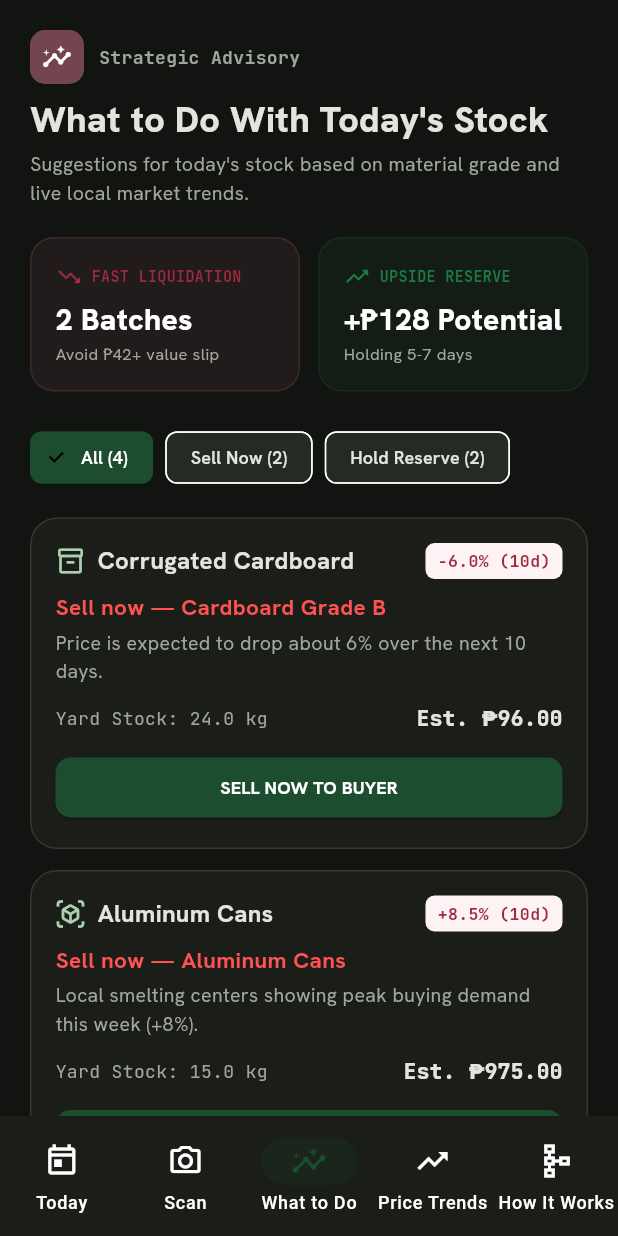
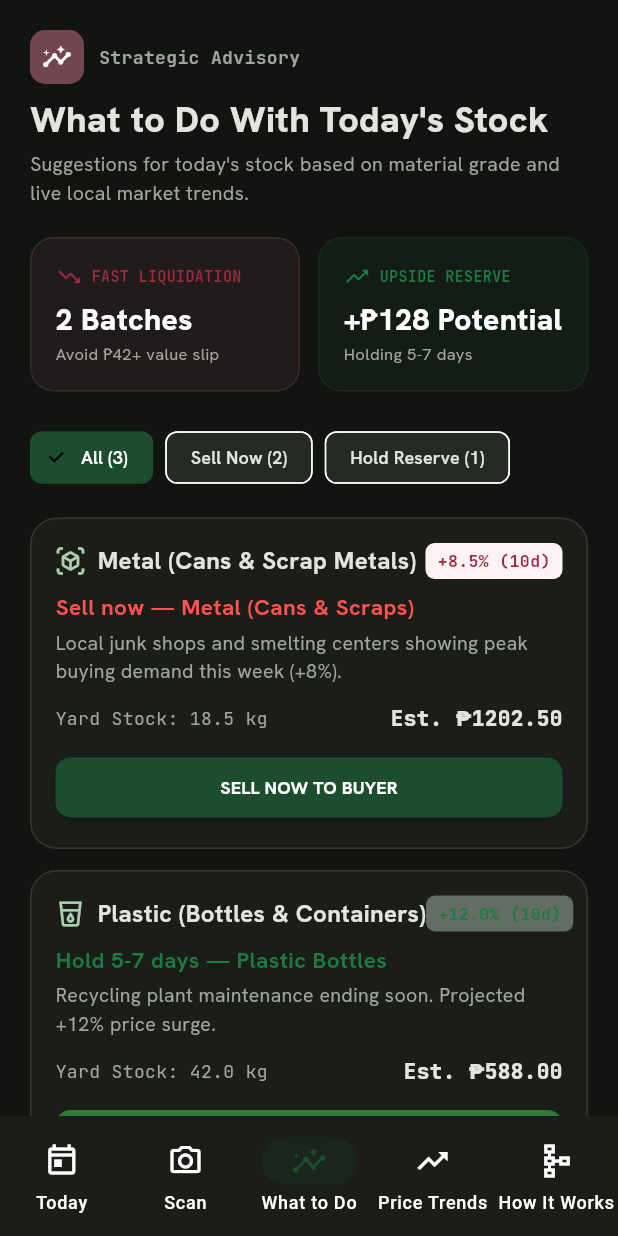
Before and after one commit to RyBoTz/Kalakal-Vision, a Flutter app: the screen it shows after launch, after a tap on the "dark mode" icon, after a tap on "READY TO SELL", on a phone screen of 412 x 824 dp. Run offline on Flutter 3.47's test engine with Material 3 defaults, Android fonts, the phone set to English and light mode, and no system bars; our stand-ins replace google_fonts, image_picker.

Commit message:
feat: streamline detection UI and models to Plastic, Paper, and Metal (cans/scraps)

```diff
--- a/lib/models/scrap_item.dart
+++ b/lib/models/scrap_item.dart
@@ -1,39 +1,29 @@
 enum MaterialCategory {
-  plasticPet,
-  aluminumCans,
-  corrugatedCardboard,
-  scrapCopper,
-  scrapIron,
+  plastic,
+  paper,
+  metal,
 }
 
 extension MaterialCategoryExtension on MaterialCategory {
   String get displayName {
     switch (this) {
-      case MaterialCategory.plasticPet:
-        return 'Plastic PET Bottles';
-      case MaterialCategory.aluminumCans:
-        return 'Aluminum Cans';
-      case MaterialCategory.corrugatedCardboard:
-        return 'Corrugated Cardboard';
-      case MaterialCategory.scrapCopper:
-        return 'Scrap Copper Wire';
-      case MaterialCategory.scrapIron:
-        return 'Scrap Iron / Metal';
+      case MaterialCategory.plastic:
+        return 'Plastic (Bottles & Containers)';
+      case MaterialCategory.paper:
+        return 'Paper & Cardboard';
+      case MaterialCategory.metal:
+        return 'Metal (Cans & Scrap Metals)';
     }
   }
 
   String get shortCode {
     switch (this) {
-      case MaterialCategory.plasticPet:
-        return 'PET';
-      case MaterialCategory.aluminumCans:
-        return 'ALU';
-      case MaterialCategory.corrugatedCardboard:
-        return 'CBD';
-      case MaterialCategory.scrapCopper:
-        return 'COP';
-      case MaterialCategory.scrapIron:
-        return 'IRN';
+      case MaterialCategory.plastic:
+        return 'PLASTIC';
+      case MaterialCategory.paper:
+        return 'PAPER';
+      case MaterialCategory.metal:
+        return 'METAL';
     }
   }
 }
--- a/lib/providers/app_state.dart
+++ b/lib/providers/app_state.dart
@@ -27,47 +27,36 @@ class AppState extends ChangeNotifier {
   final List<InventoryBatch> _inventoryBatches = [
     InventoryBatch(
       id: 'b-01',
-      category: MaterialCategory.corrugatedCardboard,
-      grade: QualityGrade.gradeB,
-      weightKg: 24.0,
-      estimatedValue: 96.0,
-      recommendation: 'Sell now — Cardboard Grade B',
-      reason: 'Price is expected to drop about 6% over the next 10 days.',
-      priceTrendPercent: -6.0,
+      category: MaterialCategory.metal,
+      grade: QualityGrade.gradeA,
+      weightKg: 18.5,
+      estimatedValue: 1202.5,
+      recommendation: 'Sell now — Metal (Cans & Scraps)',
+      reason: 'Local junk shops and smelting centers showing peak buying demand this week (+8%).',
+      priceTrendPercent: 8.5,
       isLiquidationUrgent: true,
     ),
     InventoryBatch(
       id: 'b-02',
-      category: MaterialCategory.aluminumCans,
-      grade: QualityGrade.gradeA,
-      weightKg: 15.0,
-      estimatedValue: 975.0,
-      recommendation: 'Sell now — Aluminum Cans',
-      reason: 'Local smelting centers showing peak buying demand this week (+8%).',
-      priceTrendPercent: 8.5,
-      isLiquidationUrgent: true,
-    ),
-    InventoryBatch(
-      id: 'b-03',
-      category: MaterialCategory.plasticPet,
+      category: MaterialCategory.plastic,
       grade: QualityGrade.gradeA,
       weightKg: 42.0,
-      estimatedValue: 504.0,
-      recommendation: 'Hold 5-7 days — PET Clear Bottles',
+      estimatedValue: 588.0,
+      recommendation: 'Hold 5-7 days — Plastic Bottles',
       reason: 'Recycling plant maintenance ending soon. Projected +12% price surge.',
       priceTrendPercent: 12.0,
       isLiquidationUrgent: false,
     ),
     InventoryBatch(
-      id: 'b-04',
-      category: MaterialCategory.scrapCopper,
-      grade: QualityGrade.gradeA,
-      weightKg: 8.5,
-      estimatedValue: 2890.0,
-      recommendation: 'Hold 7 days — Copper Wire',
-      reason: 'Smelting supply deficit causing steady price appreciation (+5%).',
-      priceTrendPercent: 5.2,
-      isLiquidationUrgent: false,
+      id: 'b-03',
+      category: MaterialCategory.paper,
+      grade: QualityGrade.gradeB,
+      weightKg: 30.0,
+      estimatedValue: 135.0,
+      recommendation: 'Sell immediately — Paper & Cardboard',
+      reason: 'Rainy season humidity risk; price expected to drop about 5%.',
+      priceTrendPercent: -5.0,
+      isLiquidationUrgent: true,
     ),
   ];
 
@@ -77,35 +66,35 @@ class AppState extends ChangeNotifier {
   final List<ScrapScanResult> _recentScans = [
     ScrapScanResult(
       id: 's-101',
-      category: MaterialCategory.plasticPet,
+      category: MaterialCategory.plastic,
       grade: QualityGrade.gradeA,
       confidence: 0.984,
       weightKg: 3.5,
-      pricePerKg: 12.00,
+      pricePerKg: 14.00,
       timestamp: DateTime.now().subtract(const Duration(minutes: 12)),
-      actionRecommendation: 'SELL NOW (Peak Demand)',
+      actionRecommendation: 'SELL NOW (High Recycler Demand)',
       isSellNow: true,
     ),
     ScrapScanResult(
       id: 's-102',
-      category: MaterialCategory.aluminumCans,
+      category: MaterialCategory.metal,
       grade: QualityGrade.gradeA,
       confidence: 0.991,
-      weightKg: 1.2,
+      weightKg: 4.2,
       pricePerKg: 65.00,
       timestamp: DateTime.now().subtract(const Duration(minutes: 45)),
-      actionRecommendation: 'SELL NOW (High Buying Rate)',
+      actionRecommendation: 'SELL NOW (Peak Buying Rate)',
       isSellNow: true,
     ),
     ScrapScanResult(
       id: 's-103',
-      category: MaterialCategory.corrugatedCardboard,
+      category: MaterialCategory.paper,
       grade: QualityGrade.gradeB,
       confidence: 0.945,
       weightKg: 12.0,
-      pricePerKg: 4.00,
+      pricePerKg: 4.50,
       timestamp: DateTime.now().subtract(const Duration(hours: 2)),
-      actionRecommendation: 'SELL IMMEDIATELY (Declining Rate)',
+      actionRecommendation: 'SELL SOON (Keep Dry)',
       isSellNow: true,
     ),
   ];
@@ -121,38 +110,30 @@ class AppState extends ChangeNotifier {
 
   // Price Trend Data
   final Map<MaterialCategory, PriceTrendData> _priceTrends = {
-    MaterialCategory.plasticPet: PriceTrendData(
-      category: MaterialCategory.plasticPet,
-      currentPricePerKg: 12.00,
+    MaterialCategory.plastic: PriceTrendData(
+      category: MaterialCategory.plastic,
+      currentPricePerKg: 14.00,
       dayChangePercent: 2.5,
       outlook7Days: 'Bullish (+8%)',
-      historical7Days: [11.2, 11.4, 11.5, 11.8, 11.7, 11.9, 12.0],
-      projected7Days: [12.0, 12.2, 12.4, 12.6, 12.8, 12.9, 13.0],
+      historical7Days: [12.5, 12.8, 13.0, 13.4, 13.6, 13.8, 14.0],
+      projected7Days: [14.0, 14.2, 14.5, 14.8, 15.0, 15.1, 15.2],
     ),
-    MaterialCategory.aluminumCans: PriceTrendData(
-      category: MaterialCategory.aluminumCans,
+    MaterialCategory.paper: PriceTrendData(
+      category: MaterialCategory.paper,
+      currentPricePerKg: 4.50,
+      dayChangePercent: -2.0,
+      outlook7Days: 'Slight Dip (-3%)',
+      historical7Days: [5.0, 4.9, 4.8, 4.7, 4.6, 4.5, 4.5],
+      projected7Days: [4.5, 4.4, 4.4, 4.35, 4.3, 4.3, 4.25],
+    ),
+    MaterialCategory.metal: PriceTrendData(
+      category: MaterialCategory.metal,
       currentPricePerKg: 65.00,
       dayChangePercent: 4.1,
       outlook7Days: 'Peak Demand (+10%)',
       historical7Days: [58.0, 59.5, 61.0, 62.0, 63.5, 64.0, 65.0],
       projected7Days: [65.0, 66.5, 68.0, 69.0, 70.0, 71.5, 72.0],
     ),
-    MaterialCategory.corrugatedCardboard: PriceTrendData(
-      category: MaterialCategory.corrugatedCardboard,
-      currentPricePerKg: 4.00,
-      dayChangePercent: -5.0,
-      outlook7Days: 'Bearish (-6%)',
-      historical7Days: [4.8, 4.7, 4.5, 4.4, 4.2, 4.1, 4.0],
-      projected7Days: [4.0, 3.9, 3.8, 3.75, 3.7, 3.65, 3.6],
-    ),
-    MaterialCategory.scrapCopper: PriceTrendData(
-      category: MaterialCategory.scrapCopper,
-      currentPricePerKg: 340.00,
-      dayChangePercent: 1.8,
-      outlook7Days: 'Steady Gain (+5%)',
-      historical7Days: [325.0, 328.0, 330.0, 332.0, 335.0, 338.0, 340.0],
-      projected7Days: [340.0, 343.0, 345.0, 348.0, 350.0, 354.0, 357.0],
-    ),
   };
 
   Map<MaterialCategory, PriceTrendData> get priceTrends => _priceTrends;
--- a/lib/screens/price_trends_screen.dart
+++ b/lib/screens/price_trends_screen.dart
@@ -15,7 +15,7 @@ class PriceTrendsScreen extends StatefulWidget {
 }
 
 class _PriceTrendsScreenState extends State<PriceTrendsScreen> {
-  MaterialCategory _selectedCategory = MaterialCategory.plasticPet;
+  MaterialCategory _selectedCategory = MaterialCategory.plastic;
   int _selectedHorizonDays = 7; // 7, 14, 30
 
   @override
@@ -461,16 +461,12 @@ class _PriceTrendsScreenState extends State<PriceTrendsScreen> {
 
   IconData _getCategoryIcon(MaterialCategory category) {
     switch (category) {
-      case MaterialCategory.plasticPet:
+      case MaterialCategory.plastic:
         return Icons.local_drink_outlined;
-      case MaterialCategory.aluminumCans:
+      case MaterialCategory.metal:
         return Icons.view_in_ar_outlined;
-      case MaterialCategory.corrugatedCardboard:
+      case MaterialCategory.paper:
         return Icons.inventory_2_outlined;
-      case MaterialCategory.scrapCopper:
-        return Icons.cable_outlined;
-      case MaterialCategory.scrapIron:
-        return Icons.hardware_outlined;
     }
   }
 }
--- a/lib/screens/scan_screen.dart
+++ b/lib/screens/scan_screen.dart
@@ -26,19 +26,17 @@ class _ScanScreenState extends State<ScanScreen> {
   String? _detectedLabel;
   final ImagePicker _picker = ImagePicker();
 
-  MaterialCategory _mapYoloClassToCategory(String yoloClass) {
+  MaterialCategory? _mapYoloClassToCategory(String yoloClass) {
     switch (yoloClass.toLowerCase()) {
       case 'plastic':
-        return MaterialCategory.plasticPet;
+        return MaterialCategory.plastic;
       case 'metal':
-        return MaterialCategory.scrapIron;
+        return MaterialCategory.metal;
       case 'paper':
-        return MaterialCategory.corrugatedCardboard;
-      case 'glass':
-        return MaterialCategory.aluminumCans; // fallback recycle slot
-      case 'waste':
+        return MaterialCategory.paper;
       default:
-        return MaterialCategory.plasticPet;
+        // Model detected other classes like Glass or general Waste not in target scope
+        return null;
     }
   }
 
@@ -58,25 +56,37 @@ class _ScanScreenState extends State<ScanScreen> {
     if (response.success && response.topDetection != null) {
       final top = response.topDetection!;
       final cat = _mapYoloClassToCategory(top.className);
+
+      if (cat == null) {
+        setState(() {
+          _isScanning = false;
+          _detectedLabel = "Non-target item detected: ${top.className}";
+        });
+        ScaffoldMessenger.of(context).showSnackBar(
+          SnackBar(
+            content: Text("Detected ${top.className}. This app focuses on Plastic, Paper, and Metal."),
+            backgroundColor: Colors.amber.shade800,
+          ),
+        );
+        return;
+      }
+
       final conf = top.confidence;
       final grade = conf > 0.7
           ? QualityGrade.gradeA
           : (conf > 0.4 ? QualityGrade.gradeB : QualityGrade.gradeC);
 
-      double pricePerKg = 12.0;
+      double pricePerKg = 14.0;
       String action = 'SELL NOW (Peak Demand)';
       bool sellNow = true;
 
-      if (cat == MaterialCategory.plasticPet) {
+      if (cat == MaterialCategory.plastic) {
         pricePerKg = 14.0;
         action = 'SELL NOW (High Recycler Demand)';
-      } else if (cat == MaterialCategory.aluminumCans) {
-        pricePerKg = 65.0;
-        action = 'SELL NOW (Smelting High Demand)';
-      } else if (cat == MaterialCategory.scrapIron) {
-        pricePerKg = 18.0;
-        action = 'SELL IMMEDIATELY (Junk Shop Active)';
-      } else if (cat == MaterialCategory.corrugatedCardboard) {
+      } else if (cat == MaterialCategory.metal) {
+        pricePerKg = 65.0; // Encompasses cans, aluminum & scrap metals
+        action = 'SELL NOW (Smelting & Junk Shop High Rate)';
+      } else if (cat == MaterialCategory.paper) {
         pricePerKg = 4.5;
         action = 'KEEP DRY / SELL SOON';
       }
@@ -247,7 +257,7 @@ class _ScanScreenState extends State<ScanScreen> {
               ),
               const SizedBox(height: 6),
               Text(
-                "Take a photo or point camera. KalakalVision classifies purity, grade, and local scrap market pricing.",
+                "Detects Plastic, Paper, and Metal (cans & scrap metals). AI calculates purity grade and local junk shop valuation.",
                 style: GoogleFonts.hankenGrotesk(
                   fontSize: 13,
                   color: isDark
@@ -762,16 +772,12 @@ class _ScanScreenState extends State<ScanScreen> {
 
   IconData _getCategoryIcon(MaterialCategory category) {
     switch (category) {
-      case MaterialCategory.plasticPet:
+      case MaterialCategory.plastic:
         return Icons.local_drink_outlined;
-      case MaterialCategory.aluminumCans:
-        return Icons.view_in_ar_outlined;
-      case MaterialCategory.corrugatedCardboard:
-        return Icons.inventory_2_outlined;
-      case MaterialCategory.scrapCopper:
-        return Icons.cable_outlined;
-      case MaterialCategory.scrapIron:
-        return Icons.hardware_outlined;
+      case MaterialCategory.metal:
+        return Icons.view_in_ar_outlined; // Cans and metal items
+      case MaterialCategory.paper:
+        return Icons.inventory_2_outlined; // Paper & cardboard
     }
   }
 }
--- a/lib/screens/today_screen.dart
+++ b/lib/screens/today_screen.dart
@@ -577,16 +577,12 @@ class TodayScreen extends StatelessWidget {
 
   IconData _getCategoryIcon(MaterialCategory category) {
     switch (category) {
-      case MaterialCategory.plasticPet:
+      case MaterialCategory.plastic:
         return Icons.local_drink_outlined;
-      case MaterialCategory.aluminumCans:
+      case MaterialCategory.metal:
         return Icons.view_in_ar_outlined;
-      case MaterialCategory.corrugatedCardboard:
+      case MaterialCategory.paper:
         return Icons.inventory_2_outlined;
-      case MaterialCategory.scrapCopper:
-        return Icons.cable_outlined;
-      case MaterialCategory.scrapIron:
-        return Icons.hardware_outlined;
     }
   }
 }
--- a/lib/screens/what_to_do_screen.dart
+++ b/lib/screens/what_to_do_screen.dart
@@ -407,16 +407,12 @@ class _WhatToDoScreenState extends State<WhatToDoScreen> {
 
   IconData _getCategoryIcon(MaterialCategory category) {
     switch (category) {
-      case MaterialCategory.plasticPet:
+      case MaterialCategory.plastic:
         return Icons.local_drink_outlined;
-      case MaterialCategory.aluminumCans:
+      case MaterialCategory.metal:
         return Icons.view_in_ar_outlined;
-      case MaterialCategory.corrugatedCardboard:
+      case MaterialCategory.paper:
         return Icons.inventory_2_outlined;
-      case MaterialCategory.scrapCopper:
-        return Icons.cable_outlined;
-      case MaterialCategory.scrapIron:
-        return Icons.hardware_outlined;
     }
   }
 }
```
